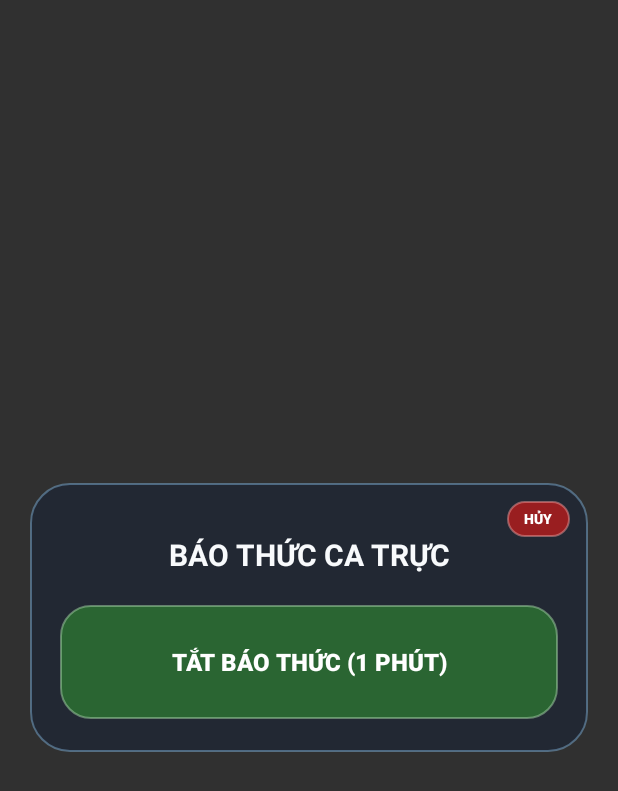
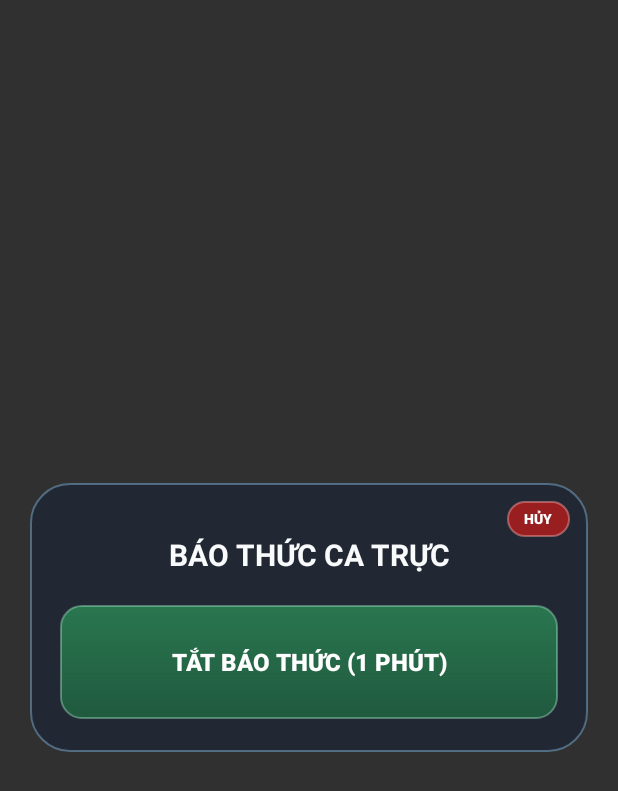
Before and after one commit to anhquanQB/TrucCaAlarm, an Android app built with Jetpack Compose: the layout dialog_wake_popup.xml on its own in the app's theme, with its tools: preview values and no code run, on a phone screen of 412 x 824 dp. Shown: the top 791 px of the screen. Run offline under Robolectric (Android 15) with nearby library versions, the phone set to English and light mode, and no system bars.

Commit message:
Change background to gradient with rounded corners

```diff
--- a/app/src/main/res/drawable/bg_wake_snooze_btn.xml
+++ b/app/src/main/res/drawable/bg_wake_snooze_btn.xml
@@ -1,9 +1,12 @@
 <?xml version="1.0" encoding="utf-8"?>
 <shape xmlns:android="http://schemas.android.com/apk/res/android"
     android:shape="rectangle">
-    <solid android:color="#B82E7D32" />
+    <gradient
+        android:angle="90"
+        android:startColor="#B31F6E43"
+        android:endColor="#CC2B8A56" />
+    <corners android:radius="14dp" />
     <stroke
         android:width="1dp"
-        android:color="#80A5D6A7" />
-    <corners android:radius="20dp" />
+        android:color="#66A7F3D0" />
 </shape>
```
